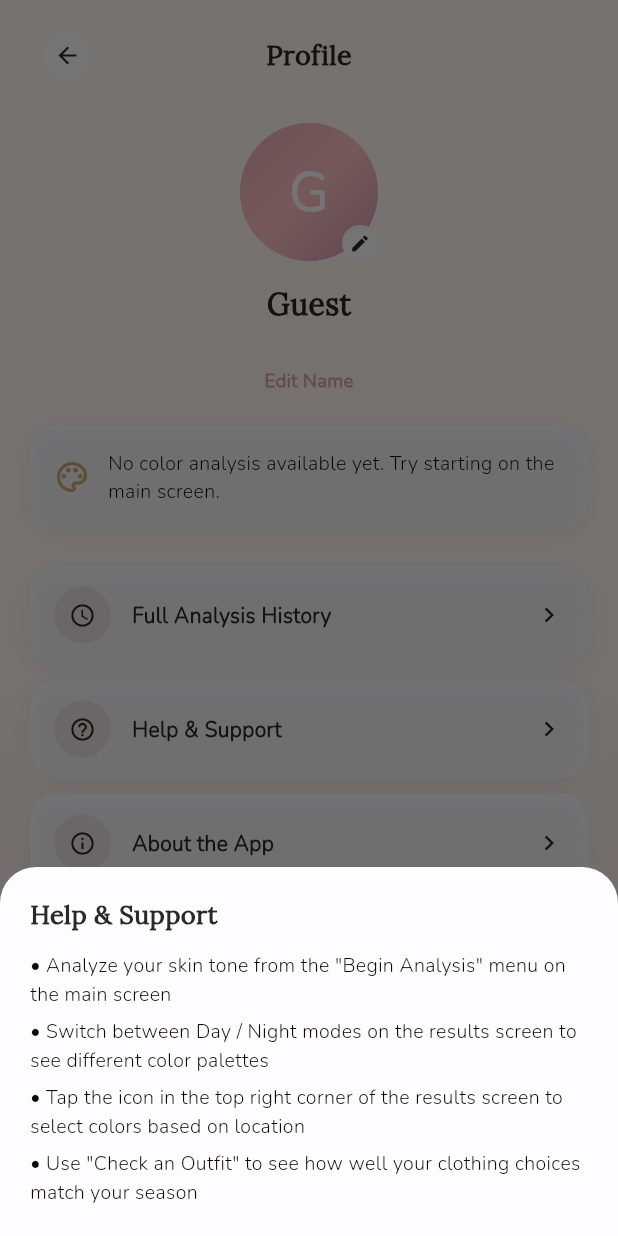
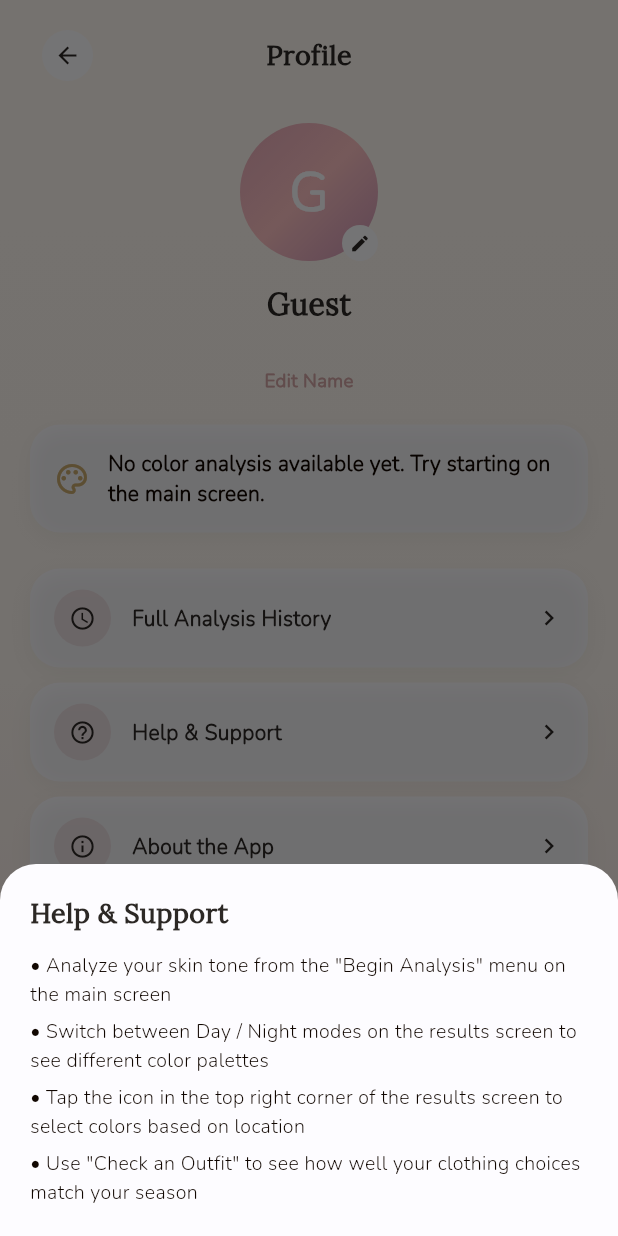
Before and after one commit to areeya2199/seasonme, a Flutter app: the ProfileScreen screen opened directly, after a tap on "Help & Support", on a phone screen of 412 x 824 dp. Run offline on Flutter 3.47's test engine with Material 3 defaults, Android fonts, the phone set to English and light mode, and no system bars; our stand-ins replace camera, cloud_firestore, firebase_auth, firebase_core, google_sign_in, image_picker and 2 more; missing offline and left inert: flutter_facebook_auth, google_mlkit_face_detection; accounts and stored records are empty.

Commit message:
Font Size FIX

```diff
--- a/frontend/lib/screens/photoguide.dart
+++ b/frontend/lib/screens/photoguide.dart
@@ -131,6 +131,7 @@ class FacePhotoGuideDialog extends StatelessWidget {
                                 tip['subtitle']!,
                                 style: const TextStyle(
                                   fontSize: 12,
+                                  fontWeight: FontWeight.w800,
                                   color: AppColors.mid,
                                 ),
                               ),
@@ -150,8 +151,8 @@ class FacePhotoGuideDialog extends StatelessWidget {
                       'Got It',
                       style: TextStyle(
                         color: AppColors.white,
-                        fontSize: 15,
-                        fontWeight: FontWeight.w600,
+                        fontSize: 16,
+                        fontWeight: FontWeight.bold,
                       ),
                     ),
                   ),
--- a/frontend/lib/screens/profile_screen.dart
+++ b/frontend/lib/screens/profile_screen.dart
@@ -7,6 +7,7 @@ import '../services/preferences.dart';
 import '../data/season_palette.dart';
 import '../utils/color_utils.dart';
 import 'result_screen.dart';
+import '../theme/season_card_colors.dart';
 
 class ProfileScreen extends StatefulWidget {
   const ProfileScreen({super.key});
@@ -97,8 +98,8 @@ class _ProfileScreenState extends State<ProfileScreen> {
                 'Help & Support',
                 style: TextStyle(
                   fontFamily: 'Lora',
-                  fontSize: 17,
-                  fontWeight: FontWeight.w700,
+                  fontSize: 18,
+                  fontWeight: FontWeight.w800,
                   color: AppColors.charcoal,
                 ),
               ),
@@ -320,12 +321,12 @@ class _ProfileScreenState extends State<ProfileScreen> {
                     (route) => false,
                   );
                 },
-                icon: const Icon(Icons.logout, size: 16),
+                icon: const Icon(Icons.logout, size: 18),
                 label: const Text(
                   'Log Out',
                   style: TextStyle(
-                    fontSize: 14,
-                    fontWeight: FontWeight.w600,
+                    fontSize: 16,
+                    fontWeight: FontWeight.w800,
                     fontFamily: 'Nunito',
                     color: Color.fromARGB(255, 176, 90, 90),
                   ),
@@ -352,7 +353,11 @@ class _ProfileScreenState extends State<ProfileScreen> {
             Expanded(
               child: Text(
                 'No color analysis available yet. Try starting on the main screen.',
-                style: TextStyle(fontSize: 13, color: AppColors.mid),
+                style: TextStyle(
+                  fontSize: 14,
+                  fontWeight: FontWeight.w800,
+                  color: AppColors.mid,
+                ),
               ),
             ),
           ],
@@ -364,6 +369,8 @@ class _ProfileScreenState extends State<ProfileScreen> {
       profile.topsPool.map((s) => s.color).toList(),
     );
 
+    // สีตัวหนังสือในการ์ดซีซั่น (แก้ได้ที่ season_card_colors.dart)
+    final cardText = seasonCardText(latest.season);
     return GestureDetector(
       onTap: () => Navigator.push(
         context,
@@ -376,10 +383,10 @@ class _ProfileScreenState extends State<ProfileScreen> {
         width: double.infinity,
         padding: const EdgeInsets.all(20),
         decoration: BoxDecoration(
-          gradient: const LinearGradient(
+          gradient: LinearGradient(
             begin: Alignment.topLeft,
             end: Alignment.bottomRight,
-            colors: [Color(0xFF6B4E36), Color(0xFF8A6A47)],
+            colors: seasonCardGradient(latest.season),
           ),
           borderRadius: BorderRadius.circular(24),
         ),
@@ -389,10 +396,10 @@ class _ProfileScreenState extends State<ProfileScreen> {
             Text(
               'YOUR SEASON',
               style: TextStyle(
-                fontSize: 11,
+                fontSize: 12,
                 letterSpacing: 1.4,
-                fontWeight: FontWeight.w700,
-                color: Colors.white.withOpacity(0.75),
+                fontWeight: FontWeight.normal,
+                color: cardText.label,
               ),
             ),
             const SizedBox(height: 4),
@@ -402,11 +409,11 @@ class _ProfileScreenState extends State<ProfileScreen> {
                 Expanded(
                   child: Text(
                     profile.displayName,
-                    style: const TextStyle(
+                    style: TextStyle(
                       fontFamily: 'Lora',
                       fontSize: 28,
                       fontWeight: FontWeight.w700,
-                      color: Colors.white,
+                      color: cardText.title,
                     ),
                   ),
                 ),
@@ -416,15 +423,15 @@ class _ProfileScreenState extends State<ProfileScreen> {
                     vertical: 5,
                   ),
                   decoration: BoxDecoration(
-                    color: Colors.white.withOpacity(0.16),
+                    color: cardText.pillBg,
                     borderRadius: BorderRadius.circular(16),
                   ),
                   child: Text(
                     '${profile.core.warm ? 'Warm' : 'Cool'} · $chroma',
-                    style: const TextStyle(
-                      fontSize: 11,
-                      fontWeight: FontWeight.w700,
-                      color: Colors.white,
+                    style: TextStyle(
+                      fontSize: 12,
+                      fontWeight: FontWeight.w800,
+                      color: cardText.pillText,
                     ),
                   ),
                 ),
@@ -433,20 +440,16 @@ class _ProfileScreenState extends State<ProfileScreen> {
             const SizedBox(height: 10),
             Row(
               children: [
-                const Text(
+                Text(
                   'View My Colors',
                   style: TextStyle(
-                    fontSize: 12.5,
-                    fontWeight: FontWeight.w700,
-                    color: Colors.white,
+                    fontSize: 13,
+                    fontWeight: FontWeight.bold,
+                    color: cardText.title,
                   ),
                 ),
                 const SizedBox(width: 4),
-                Icon(
-                  Icons.arrow_forward,
-                  size: 14,
-                  color: Colors.white.withOpacity(0.9),
-                ),
+                Icon(Icons.arrow_forward, size: 16, color: cardText.title),
               ],
             ),
           ],
```
Also changed, not shown: frontend/lib/screens/clothing_screen.dart (+21 -16 lines), frontend/lib/screens/home_screen.dart (+61 -55 lines), frontend/lib/screens/login.dart (+7 -2 lines), frontend/lib/screens/questionnaire_screen.dart (+18 -10 lines), frontend/lib/screens/result_screen.dart (+38 -40 lines), frontend/lib/screens/select_screen.dart (+17 -8 lines), frontend/lib/screens/upload_screen.dart (+13 -2 lines), frontend/lib/theme/season_card_colors.dart (added, +116 -0 lines).
